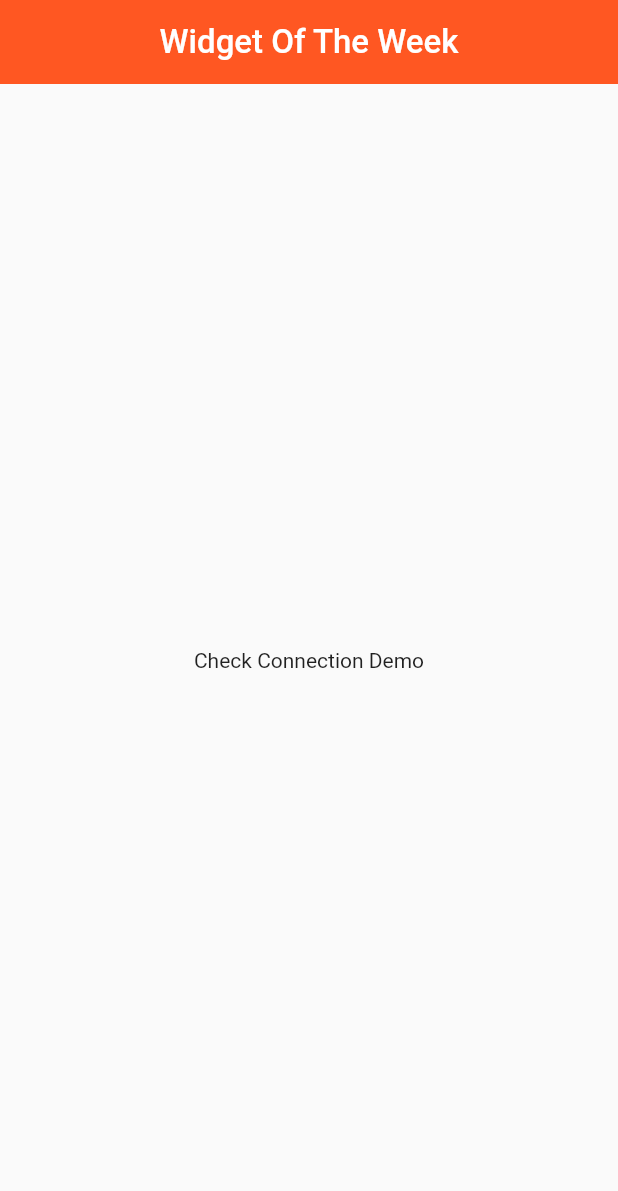
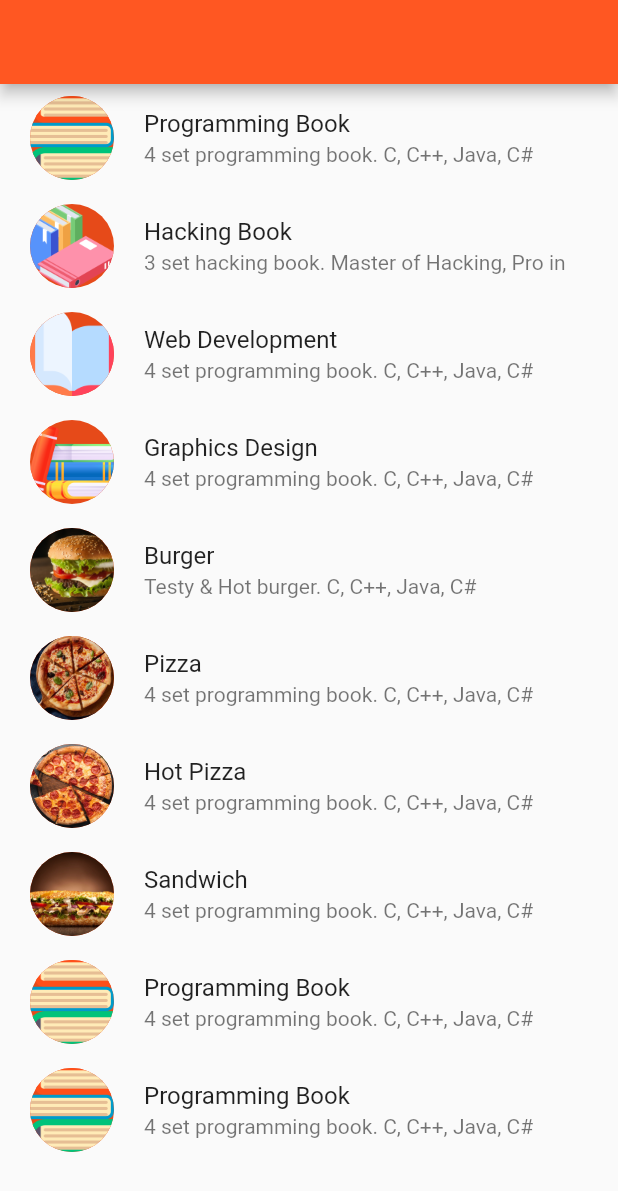
Before and after one commit to rifathossain82/Widget_of_the_week, a Flutter app: the screen it shows after launch, on a phone screen of 412 x 824 dp. Shown: the top 1191 px of the screen. Run offline on Flutter 3.47's test engine with Material 2 defaults, Android fonts, the phone set to English and light mode, and no system bars; our stand-ins replace animated_text_kit, carousel_slider, connectivity_plus, device_info_plus, dio, flutter_slidable and 11 more; missing offline and left inert: dart:js, snake, transformer_page_view.

Commit message:
practice app

```diff
--- /dev/null
+++ b/lib/Shimmer_demo/Home_shimmer.dart
@@ -0,0 +1,78 @@
+import 'package:animated_text_kit/animated_text_kit.dart';
+import 'package:flutter/material.dart';
+import 'package:widget_of_the_week/Shimmer_demo/data/all_products.dart';
+import 'package:widget_of_the_week/Shimmer_demo/model/product.dart';
+import 'package:widget_of_the_week/Shimmer_demo/widget/shimmerWidget.dart';
+
+class Home_shimmer extends StatefulWidget {
+  const Home_shimmer({Key? key}) : super(key: key);
+
+  @override
+  _Home_shimmerState createState() => _Home_shimmerState();
+}
+
+AppBar appbar_shimmer=AppBar();
+
+
+class _Home_shimmerState extends State<Home_shimmer> {
+
+  List<Product> products=[];
+  bool isLoading=false;
+
+  @override
+  void initState() {
+    // TODO: implement initState
+    super.initState();
+    loadData();
+    appbar_shimmer= AppBar(
+      title: TyperAnimatedTextKit(
+        text: ['Widget Of The Week'],
+        textStyle: TextStyle(fontSize: 22),
+      ),
+      elevation: 0,
+      //backgroundColor: Colors.transparent,
+      centerTitle: true,
+      actions: [
+        IconButton(onPressed: (){loadData();}, icon: Icon(Icons.refresh))
+      ],
+    );
+  }
+
+  Future loadData()async{
+    setState(() {
+      isLoading=true;
+    });
+    await Future.delayed(Duration(seconds: 2),(){});
+    products=List.of(all_products);
+    setState(() {
+      isLoading=false;
+    });
+  }
+
+  @override
+  Widget build(BuildContext context) {
+    return ListView.builder(
+        itemCount: isLoading? 12: products.length,
+        itemBuilder: (context, index) {
+          return isLoading?buildShimmer():buildProduct(products[index]);
+        });
+  }
+
+  Widget buildProduct(Product product){
+    return ListTile(
+      leading: CircleAvatar(radius: 32,backgroundImage: AssetImage(product.image),),
+      title: Text(product.title,style: TextStyle(fontSize: 16),),
+      subtitle: Text(product.des,style: TextStyle(fontSize: 14),maxLines: 1,),
+    );
+  }
+
+  Widget buildShimmer(){
+    return ListTile(
+      leading: ShimmerWidget.circular(height: 64,width: 64),
+      title: Align(alignment: Alignment.centerLeft,child: ShimmerWidget.rectangle(height: 16,width: MediaQuery.of(context).size.width*0.3,)),
+      subtitle: ShimmerWidget.rectangle(height: 14),
+    );
+  }
+
+
+}
--- /dev/null
+++ b/lib/Shimmer_demo/data/all_products.dart
@@ -0,0 +1,14 @@
+import '../model/product.dart';
+
+List<Product> all_products=[
+  Product('Programming Book', '4 set programming book. C, C++, Java, C#', 'images/book1.png'),
+  Product('Hacking Book', '3 set hacking book. Master of Hacking, Pro in Hacking, Hacking Concept, Pro to Advanced', 'images/book2.png'),
+  Product('Web Development', '4 set programming book. C, C++, Java, C#', 'images/book3.png'),
+  Product('Graphics Design', '4 set programming book. C, C++, Java, C#', 'images/book4.png'),
+  Product('Burger', 'Testy & Hot burger. C, C++, Java, C#', 'images/burger.jpg'),
+  Product('Pizza', '4 set programming book. C, C++, Java, C#', 'images/pizza.jpg'),
+  Product('Hot Pizza', '4 set programming book. C, C++, Java, C#', 'images/pizza2.jpg'),
+  Product('Sandwich', '4 set programming book. C, C++, Java, C#', 'images/sandwich.jpg'),
+  Product('Programming Book', '4 set programming book. C, C++, Java, C#', 'images/book1.png'),
+  Product('Programming Book', '4 set programming book. C, C++, Java, C#', 'images/book1.png'),
+];
--- /dev/null
+++ b/lib/Shimmer_demo/model/product.dart
@@ -0,0 +1,7 @@
+class Product{
+  String title;
+  String des;
+  String image;
+
+  Product(this.title, this.des, this.image);
+}
--- a/lib/main.dart
+++ b/lib/main.dart
@@ -5,6 +5,7 @@ import 'package:flutter/material.dart';
 import 'package:widget_of_the_week/Absorb_pointer_demo.dart';
 import 'package:widget_of_the_week/Alert_dialog_demo.dart';
 import 'package:widget_of_the_week/Align_demo.dart';
+import 'package:widget_of_the_week/Animated_Flowting%20action%20Buttons/Home_flow.dart';
 import 'package:widget_of_the_week/Animated_builder/Animated_builder_demo.dart';
 import 'package:widget_of_the_week/Animated_builder/Slide_transition_demo.dart';
 import 'package:widget_of_the_week/Animated_cross_fade/demo3.dart';
@@ -76,6 +77,7 @@ import 'package:widget_of_the_week/Rotate_Box_Demo.dart';
 import 'package:widget_of_the_week/Scrollbar_Demo.dart';
 import 'package:widget_of_the_week/Selectable_text_demo.dart';
 import 'package:widget_of_the_week/Semantics_demo.dart';
+import 'package:widget_of_the_week/Shimmer_demo/Home_shimmer.dart';
 import 'package:widget_of_the_week/Show_about_dialog_demo.dart';
 import 'package:widget_of_the_week/Sized_box_demo.dart';
 import 'package:widget_of_the_week/Slidable_Demo.dart';
@@ -141,8 +143,8 @@ class _MyAppState extends State<MyApp> {
         home: Scaffold(
           resizeToAvoidBottomInset: false,
           //backgroundColor: Colors.blueGrey[900],
-          appBar: appbar,
-          body: Check_Connection(),
+          appBar: appbar_shimmer,
+          body: Home_shimmer(),
         )
     );
   }
--- a/pubspec.yaml
+++ b/pubspec.yaml
@@ -57,6 +57,7 @@ dependencies:
   introduction_screen: ^2.1.0
   connectivity_plus: ^2.2.0
   device_preview: ^1.0.0
+  shimmer: ^2.0.0
 
 dev_dependencies:
   flutter_test:
```
Also changed, not shown: lib/Animated_Flowting action Buttons/Home_flow.dart (added, +99 -0 lines), lib/Shimmer_demo/widget/shimmerWidget.dart (added, +30 -0 lines), pubspec.lock.
